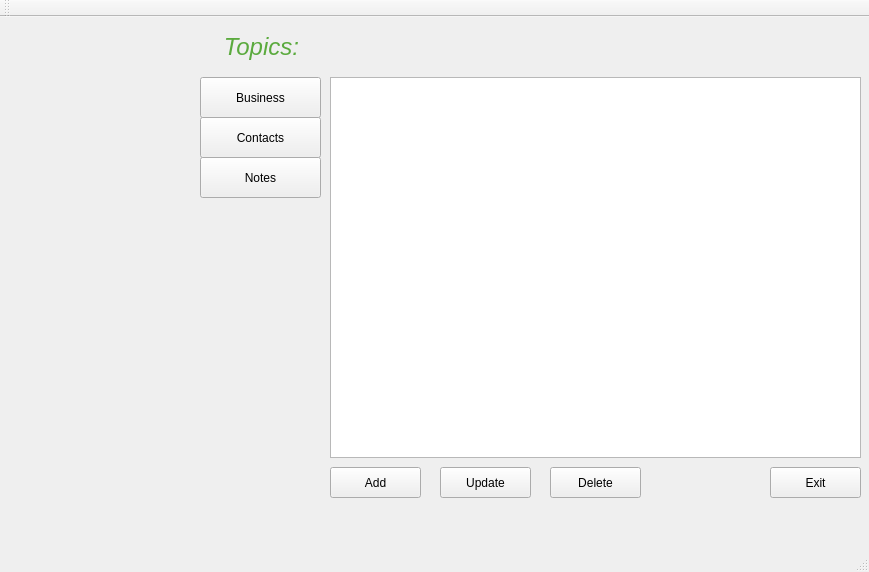
Above: mainwindow.ui from Strelts0v/organaizer-vigi before the change. Below: the same form after it.
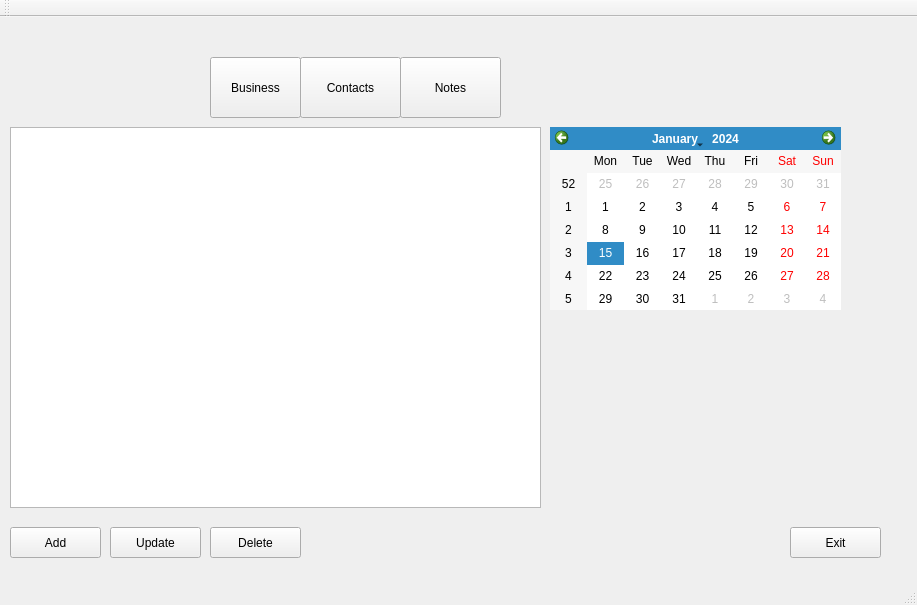
That is the form after the change. Icons and pictures are not drawn.

The edit to the form file:
```diff
--- a/mainwindow.ui
+++ b/mainwindow.ui
@@ -6,8 +6,8 @@
    <rect>
     <x>0</x>
     <y>0</y>
-    <width>869</width>
-    <height>572</height>
+    <width>917</width>
+    <height>605</height>
    </rect>
   </property>
   <property name="windowTitle">
@@ -17,8 +17,8 @@
    <widget class="QTableWidget" name="tableWidget">
     <property name="geometry">
      <rect>
-      <x>330</x>
-      <y>60</y>
+      <x>10</x>
+      <y>110</y>
       <width>531</width>
       <height>381</height>
      </rect>
@@ -27,8 +27,8 @@
    <widget class="QPushButton" name="exitButton">
     <property name="geometry">
      <rect>
-      <x>770</x>
-      <y>450</y>
+      <x>790</x>
+      <y>510</y>
       <width>91</width>
       <height>31</height>
      </rect>
@@ -40,8 +40,8 @@
    <widget class="QPushButton" name="deleteButton">
     <property name="geometry">
      <rect>
-      <x>550</x>
-      <y>450</y>
+      <x>210</x>
+      <y>510</y>
       <width>91</width>
       <height>31</height>
      </rect>
@@ -53,8 +53,8 @@
    <widget class="QPushButton" name="updateButton">
     <property name="geometry">
      <rect>
-      <x>440</x>
-      <y>450</y>
+      <x>110</x>
+      <y>510</y>
       <width>91</width>
       <height>31</height>
      </rect>
@@ -66,8 +66,8 @@
    <widget class="QPushButton" name="addButton">
     <property name="geometry">
      <rect>
-      <x>330</x>
-      <y>450</y>
+      <x>10</x>
+      <y>510</y>
       <width>91</width>
       <height>31</height>
      </rect>
@@ -76,26 +76,13 @@
      <string>Add</string>
     </property>
    </widget>
-   <widget class="QLabel" name="label">
-    <property name="geometry">
-     <rect>
-      <x>196</x>
-      <y>10</y>
-      <width>131</width>
-      <height>41</height>
-     </rect>
-    </property>
-    <property name="text">
-     <string>&lt;html&gt;&lt;head/&gt;&lt;body&gt;&lt;p align=&quot;center&quot;&gt;&lt;span style=&quot; font-size:18pt; font-style:italic; color:#5baa3e;&quot;&gt;Topics:&lt;/span&gt;&lt;/p&gt;&lt;/body&gt;&lt;/html&gt;</string>
-    </property>
-   </widget>
    <widget class="QPushButton" name="businessButton">
     <property name="geometry">
      <rect>
-      <x>200</x>
-      <y>60</y>
-      <width>121</width>
-      <height>41</height>
+      <x>210</x>
+      <y>40</y>
+      <width>91</width>
+      <height>61</height>
      </rect>
     </property>
     <property name="text">
@@ -105,10 +92,10 @@
    <widget class="QPushButton" name="contactsButton">
     <property name="geometry">
      <rect>
-      <x>200</x>
-      <y>100</y>
-      <width>121</width>
-      <height>41</height>
+      <x>300</x>
+      <y>40</y>
+      <width>101</width>
+      <height>61</height>
      </rect>
     </property>
     <property name="text">
@@ -118,16 +105,52 @@
    <widget class="QPushButton" name="notesButton">
     <property name="geometry">
      <rect>
-      <x>200</x>
-      <y>140</y>
-      <width>121</width>
-      <height>41</height>
+      <x>400</x>
+      <y>40</y>
+      <width>101</width>
+      <height>61</height>
      </rect>
     </property>
     <property name="text">
      <string>Notes</string>
     </property>
    </widget>
+   <widget class="QCalendarWidget" name="calendarWidget">
+    <property name="geometry">
+     <rect>
+      <x>550</x>
+      <y>110</y>
+      <width>291</width>
+      <height>183</height>
+     </rect>
+    </property>
+   </widget>
+   <widget class="QLabel" name="label_2">
+    <property name="geometry">
+     <rect>
+      <x>10</x>
+      <y>30</y>
+      <width>191</width>
+      <height>81</height>
+     </rect>
+    </property>
+    <property name="text">
+     <string>&lt;html&gt;&lt;head/&gt;&lt;body&gt;&lt;p&gt;&lt;img src=&quot;:/images/pictures/topics-detail-small.jpg&quot;/&gt;&lt;/p&gt;&lt;/body&gt;&lt;/html&gt;</string>
+    </property>
+   </widget>
+   <widget class="QLabel" name="label">
+    <property name="geometry">
+     <rect>
+      <x>630</x>
+      <y>300</y>
+      <width>161</width>
+      <height>191</height>
+     </rect>
+    </property>
+    <property name="text">
+     <string>&lt;html&gt;&lt;head/&gt;&lt;body&gt;&lt;p&gt;&lt;img src=&quot;:/images/pictures/hot-topics-logo.png&quot;/&gt;&lt;/p&gt;&lt;/body&gt;&lt;/html&gt;</string>
+    </property>
+   </widget>
   </widget>
   <widget class="QMenuBar" name="menuBar">
    <property name="geometry">
```
Left out of the diff: 2 changed lines with no effect on the pictures.
